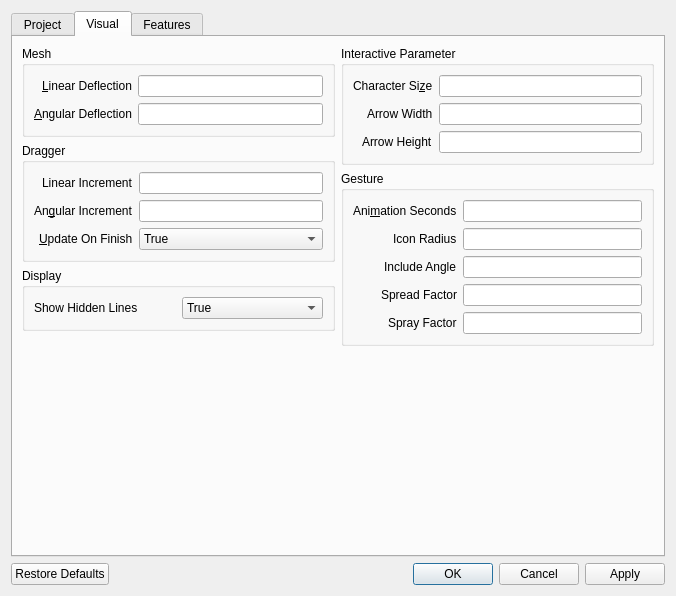
Above: dialogs/preferences.ui from blobfish/cadseer before the change. Below: the same form after it.
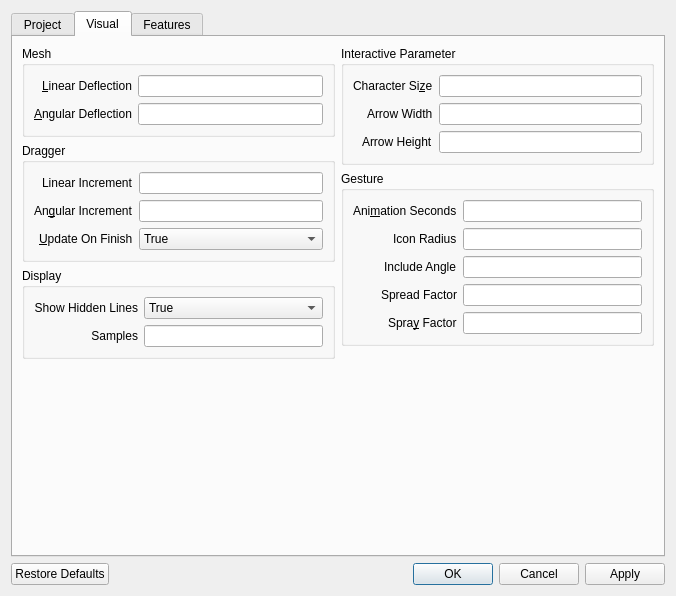
That is the form after the change. The open tabs and pages were chosen to show the change.

Diff of the .ui file:
```diff
--- a/dialogs/preferences.ui
+++ b/dialogs/preferences.ui
@@ -265,8 +265,8 @@
              <property name="title">
               <string>Display</string>
              </property>
-             <layout class="QHBoxLayout" name="horizontalLayout">
-              <item>
+             <layout class="QGridLayout" name="gridLayout_21">
+              <item row="0" column="0">
                <widget class="QLabel" name="hiddenLineLabel">
                 <property name="whatsThis">
                  <string>&lt;html&gt;&lt;head/&gt;&lt;body&gt;&lt;p&gt;Whether 3d View show hidden lines.&lt;/p&gt;&lt;/body&gt;&lt;/html&gt;</string>
@@ -274,9 +274,12 @@
                 <property name="text">
                  <string>Show Hidden Lines</string>
                 </property>
+                <property name="alignment">
+                 <set>Qt::AlignRight|Qt::AlignTrailing|Qt::AlignVCenter</set>
+                </property>
                </widget>
               </item>
-              <item>
+              <item row="0" column="1">
                <widget class="QComboBox" name="hiddenLineCombo">
                 <property name="whatsThis">
                  <string>&lt;html&gt;&lt;head/&gt;&lt;body&gt;&lt;p&gt;Whether 3d View show hidden lines.&lt;/p&gt;&lt;/body&gt;&lt;/html&gt;</string>
@@ -293,6 +296,26 @@
                 </item>
                </widget>
               </item>
+              <item row="1" column="0">
+               <widget class="QLabel" name="samplesLabel">
+                <property name="whatsThis">
+                 <string>&lt;html&gt;&lt;head/&gt;&lt;body&gt;&lt;p&gt;&amp;lt;html&amp;gt;&amp;lt;head/&amp;gt;&amp;lt;body&amp;gt;&amp;lt;p&amp;gt;Number of samples for antialiasing. Restart application to take effect&amp;lt;/p&amp;gt;&amp;lt;/body&amp;gt;&amp;lt;/html&amp;gt;&lt;/p&gt;&lt;/body&gt;&lt;/html&gt;</string>
+                </property>
+                <property name="text">
+                 <string>Samples</string>
+                </property>
+                <property name="alignment">
+                 <set>Qt::AlignRight|Qt::AlignTrailing|Qt::AlignVCenter</set>
+                </property>
+               </widget>
+              </item>
+              <item row="1" column="1">
+               <widget class="QLineEdit" name="samplesLineEdit">
+                <property name="whatsThis">
+                 <string>&lt;html&gt;&lt;head/&gt;&lt;body&gt;&lt;p&gt;&amp;lt;html&amp;gt;&amp;lt;head/&amp;gt;&amp;lt;body&amp;gt;&amp;lt;p&amp;gt;Number of samples for antialiasing. Restart application to take effect&amp;lt;/p&amp;gt;&amp;lt;/body&amp;gt;&amp;lt;/html&amp;gt;&lt;/p&gt;&lt;/body&gt;&lt;/html&gt;</string>
+                </property>
+               </widget>
+              </item>
              </layout>
             </widget>
            </item>
@@ -474,7 +497,7 @@
                  <string>&lt;html&gt;&lt;head/&gt;&lt;body&gt;&lt;p&gt;Factor of icon radius describing minimum distance between menu and sub items.&lt;/p&gt;&lt;/body&gt;&lt;/html&gt;</string>
                 </property>
                 <property name="text">
-                 <string>Spray Factor</string>
+                 <string>Spra&amp;y Factor</string>
                 </property>
                 <property name="buddy">
                  <cstring>gestureSprayFactorEdit</cstring>
```
Left out of the diff: 6 changed lines with no effect on the pictures.
